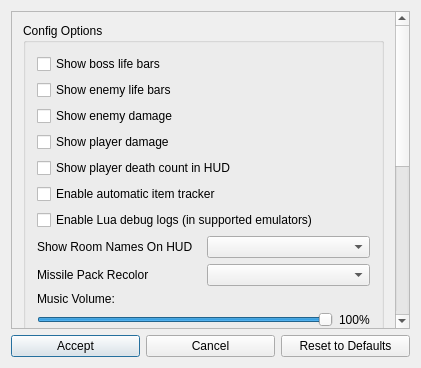
First picture: the form in randovania/games/dread/gui/ui_files/dread_cosmetic_patches_dialog.ui, repository randovania/randovania, before the edit.
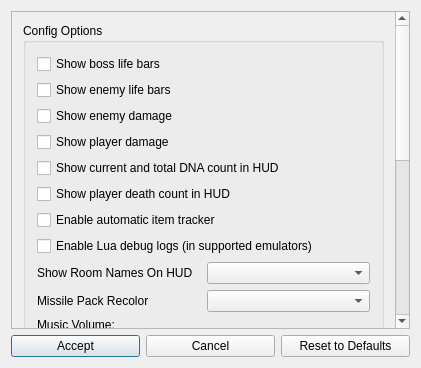
Second picture: the form after the edit. Custom widgets are drawn as their Qt base class.

Commit message: Add cosmetic toggle for showing DNA in HUD (in same panel as Death Counter, if enabled)

Patch:
```diff
--- a/randovania/games/dread/gui/ui_files/dread_cosmetic_patches_dialog.ui
+++ b/randovania/games/dread/gui/ui_files/dread_cosmetic_patches_dialog.ui
@@ -76,6 +76,13 @@
             </property>
            </widget>
           </item>
+          <item>
+           <widget class="QCheckBox" name="show_dna_in_hud">
+            <property name="text">
+             <string>Show current and total DNA count in HUD</string>
+            </property>
+           </widget>
+          </item>
           <item>
            <widget class="QCheckBox" name="show_death_counter">
             <property name="text">
```
The commit also changes 4 other files.
